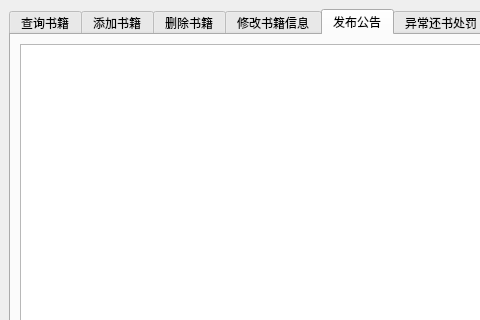
This is librarianinterface.ui in LGH2713/Library_management_system as Qt 5 draws it before an edit; both pictures show x 0 to 480 and y 0 to 320 of the 926 by 685 pixel window. The edited form follows.
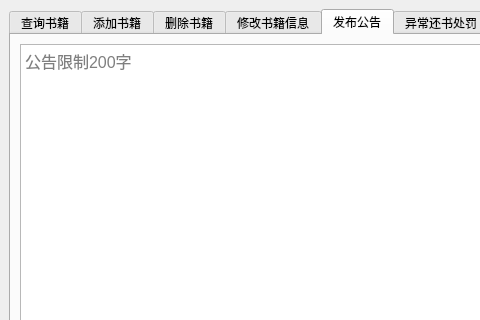
This is the edited form. The open tabs and pages were chosen to show the change.

```diff
--- a/librarianinterface.ui
+++ b/librarianinterface.ui
@@ -821,7 +821,16 @@
        </attribute>
        <layout class="QGridLayout" name="gridLayout_5">
         <item row="0" column="0">
-         <widget class="QPlainTextEdit" name="plainTextEdit"/>
+         <widget class="QPlainTextEdit" name="plainTextEdit">
+          <property name="font">
+           <font>
+            <pointsize>12</pointsize>
+           </font>
+          </property>
+          <property name="placeholderText">
+           <string>公告限制200字</string>
+          </property>
+         </widget>
         </item>
         <item row="1" column="0">
          <layout class="QHBoxLayout" name="horizontalLayout_23">
```
Left out of the diff: 12 changed lines with no effect on the pictures.
